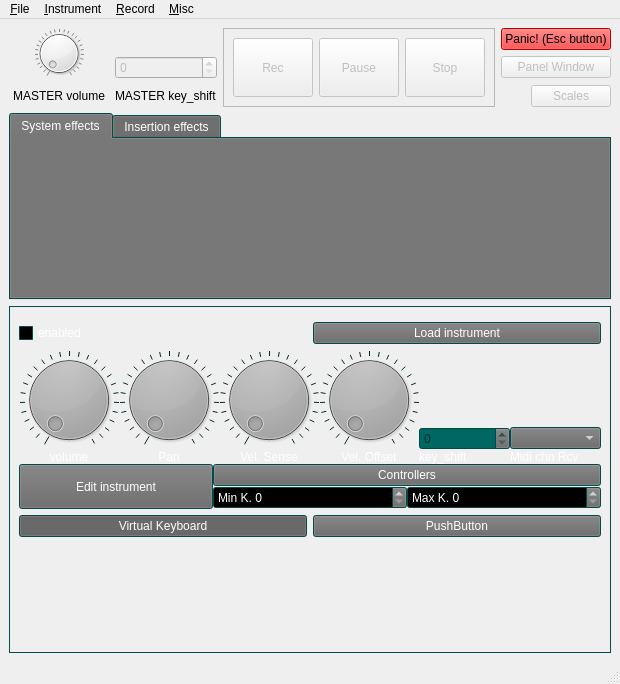
Qt form src/NewUI/MasterUI.ui (saidinesh5/ZynAddSubFX) before a commit.
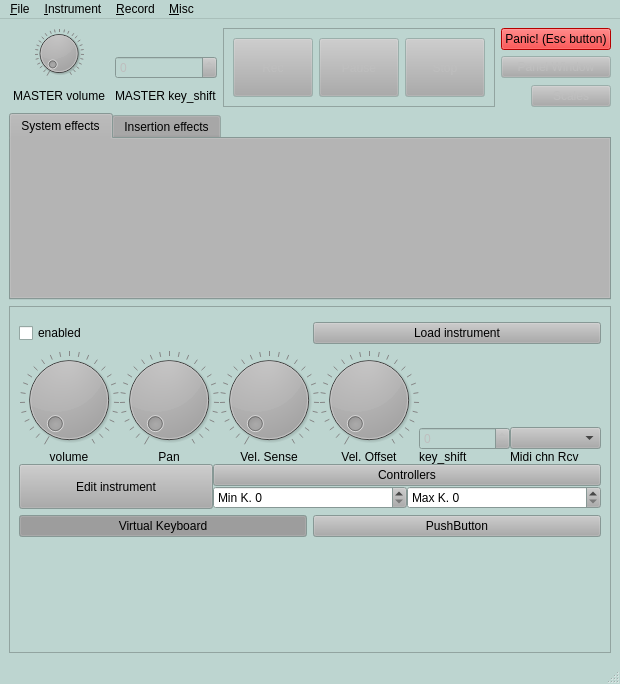
The same form after that commit. Custom widgets are drawn as their Qt base class.

Diff of the .ui file:
```diff
--- a/src/NewUI/MasterUI.ui
+++ b/src/NewUI/MasterUI.ui
@@ -10,6 +10,97 @@
     <height>684</height>
    </rect>
   </property>
+  <property name="palette">
+   <palette>
+    <active>
+     <colorrole role="Button">
+      <brush brushstyle="SolidPattern">
+       <color alpha="255">
+        <red>171</red>
+        <green>170</green>
+        <blue>170</blue>
+       </color>
+      </brush>
+     </colorrole>
+     <colorrole role="Base">
+      <brush brushstyle="SolidPattern">
+       <color alpha="255">
+        <red>255</red>
+        <green>255</green>
+        <blue>255</blue>
+       </color>
+      </brush>
+     </colorrole>
+     <colorrole role="Window">
+      <brush brushstyle="SolidPattern">
+       <color alpha="255">
+        <red>189</red>
+        <green>213</green>
+        <blue>208</blue>
+       </color>
+      </brush>
+     </colorrole>
+    </active>
+    <inactive>
+     <colorrole role="Button">
+      <brush brushstyle="SolidPattern">
+       <color alpha="255">
+        <red>171</red>
+        <green>170</green>
+        <blue>170</blue>
+       </color>
+      </brush>
+     </colorrole>
+     <colorrole role="Base">
+      <brush brushstyle="SolidPattern">
+       <color alpha="255">
+        <red>255</red>
+        <green>255</green>
+        <blue>255</blue>
+       </color>
+      </brush>
+     </colorrole>
+     <colorrole role="Window">
+      <brush brushstyle="SolidPattern">
+       <color alpha="255">
+        <red>189</red>
+        <green>213</green>
+        <blue>208</blue>
+       </color>
+      </brush>
+     </colorrole>
+    </inactive>
+    <disabled>
+     <colorrole role="Button">
+      <brush brushstyle="SolidPattern">
+       <color alpha="255">
+        <red>171</red>
+        <green>170</green>
+        <blue>170</blue>
+       </color>
+      </brush>
+     </colorrole>
+     <colorrole role="Base">
+      <brush brushstyle="SolidPattern">
+       <color alpha="255">
+        <red>189</red>
+        <green>213</green>
+        <blue>208</blue>
+       </color>
+      </brush>
+     </colorrole>
+     <colorrole role="Window">
+      <brush brushstyle="SolidPattern">
+       <color alpha="255">
+        <red>189</red>
+        <green>213</green>
+        <blue>208</blue>
+       </color>
+      </brush>
+     </colorrole>
+    </disabled>
+   </palette>
+  </property>
   <property name="windowTitle">
    <string>MainWindow</string>
   </property>
@@ -581,421 +672,6 @@
     </item>
     <item>
      <widget class="QTabWidget" name="tabWidget">
-      <property name="palette">
-       <palette>
-        <active>
-         <colorrole role="WindowText">
-          <brush brushstyle="SolidPattern">
-           <color alpha="255">
-            <red>255</red>
-            <green>255</green>
-            <blue>255</blue>
-           </color>
-          </brush>
-         </colorrole>
-         <colorrole role="Button">
-          <brush brushstyle="SolidPattern">
-           <color alpha="255">
-            <red>103</red>
-            <green>103</green>
-            <blue>103</blue>
-           </color>
-          </brush>
-         </colorrole>
-         <colorrole role="Light">
-          <brush brushstyle="SolidPattern">
-           <color alpha="255">
-            <red>0</red>
-            <green>90</green>
-            <blue>180</blue>
-           </color>
-          </brush>
-         </colorrole>
-         <colorrole role="Midlight">
-          <brush brushstyle="SolidPattern">
-           <color alpha="255">
-            <red>0</red>
-            <green>129</green>
-            <blue>124</blue>
-           </color>
-          </brush>
-         </colorrole>
-         <colorrole role="Dark">
-          <brush brushstyle="SolidPattern">
-           <color alpha="255">
-            <red>0</red>
-            <green>51</green>
-            <blue>49</blue>
-           </color>
-          </brush>
-         </colorrole>
-         <colorrole role="Mid">
-          <brush brushstyle="SolidPattern">
-           <color alpha="255">
-            <red>0</red>
-            <green>68</green>
-            <blue>66</blue>
-           </color>
-          </brush>
-         </colorrole>
-         <colorrole role="Text">
-          <brush brushstyle="SolidPattern">
-           <color alpha="255">
-            <red>255</red>
-            <green>255</green>
-            <blue>255</blue>
-           </color>
-          </brush>
-         </colorrole>
-         <colorrole role="BrightText">
-          <brush brushstyle="SolidPattern">
-           <color alpha="255">
-            <red>255</red>
-            <green>255</green>
-            <blue>255</blue>
-           </color>
-          </brush>
-         </colorrole>
-         <colorrole role="ButtonText">
-          <brush brushstyle="SolidPattern">
-           <color alpha="255">
-            <red>255</red>
-            <green>255</green>
-            <blue>255</blue>
-           </color>
-          </brush>
-         </colorrole>
-         <colorrole role="Base">
-          <brush brushstyle="SolidPattern">
-           <color alpha="255">
-            <red>0</red>
-            <green>0</green>
-            <blue>0</blue>
-           </color>
-          </brush>
-         </colorrole>
-         <colorrole role="Window">
-          <brush brushstyle="SolidPattern">
-           <color alpha="255">
-            <red>0</red>
-            <green>103</green>
-            <blue>99</blue>
-           </color>
-          </brush>
-         </colorrole>
-         <colorrole role="Shadow">
-          <brush brushstyle="SolidPattern">
-           <color alpha="255">
-            <red>0</red>
-            <green>0</green>
-            <blue>0</blue>
-           </color>
-          </brush>
-         </colorrole>
-         <colorrole role="AlternateBase">
-          <brush brushstyle="SolidPattern">
-           <color alpha="255">
-            <red>0</red>
-            <green>51</green>
-            <blue>49</blue>
-           </color>
-          </brush>
-         </colorrole>
-         <colorrole role="ToolTipBase">
-          <brush brushstyle="SolidPattern">
-           <color alpha="255">
-            <red>255</red>
-            <green>255</green>
-            <blue>220</blue>
-           </color>
-          </brush>
-         </colorrole>
-         <colorrole role="ToolTipText">
-          <brush brushstyle="SolidPattern">
-           <color alpha="255">
-            <red>0</red>
-            <green>0</green>
-            <blue>0</blue>
-           </color>
-          </brush>
-         </colorrole>
-        </active>
-        <inactive>
-         <colorrole role="WindowText">
-          <brush brushstyle="SolidPattern">
-           <color alpha="255">
-            <red>255</red>
-            <green>255</green>
-            <blue>255</blue>
-           </color>
-          </brush>
-         </colorrole>
-         <colorrole role="Button">
-          <brush brushstyle="SolidPattern">
-           <color alpha="255">
-            <red>103</red>
-            <green>103</green>
-            <blue>103</blue>
-           </color>
-          </brush>
-         </colorrole>
-         <colorrole role="Light">
-          <brush brushstyle="SolidPattern">
-           <color alpha="255">
-            <red>0</red>
-            <green>90</green>
-            <blue>180</blue>
-           </color>
-          </brush>
-         </colorrole>
-         <colorrole role="Midlight">
-          <brush brushstyle="SolidPattern">
-           <color alpha="255">
-            <red>0</red>
-            <green>129</green>
-            <blue>124</blue>
-           </color>
-          </brush>
-         </colorrole>
-         <colorrole role="Dark">
-          <brush brushstyle="SolidPattern">
-           <color alpha="255">
-            <red>0</red>
-            <green>51</green>
-            <blue>49</blue>
-           </color>
-          </brush>
-         </colorrole>
-         <colorrole role="Mid">
-          <brush brushstyle="SolidPattern">
-           <color alpha="255">
-            <red>0</red>
-            <green>68</green>
-            <blue>66</blue>
-           </color>
-          </brush>
-         </colorrole>
-         <colorrole role="Text">
-          <brush brushstyle="SolidPattern">
-           <color alpha="255">
-            <red>255</red>
-            <green>255</green>
-            <blue>255</blue>
-           </color>
-          </brush>
-         </colorrole>
-         <colorrole role="BrightText">
-          <brush brushstyle="SolidPattern">
-           <color alpha="255">
-            <red>255</red>
-            <green>255</green>
-            <blue>255</blue>
-           </color>
-          </brush>
-         </colorrole>
-         <colorrole role="ButtonText">
-          <brush brushstyle="SolidPattern">
-           <color alpha="255">
-            <red>255</red>
-            <green>255</green>
-            <blue>255</blue>
-           </color>
-          </brush>
-         </colorrole>
-         <colorrole role="Base">
-          <brush brushstyle="SolidPattern">
-           <color alpha="255">
-            <red>0</red>
-            <green>0</green>
-            <blue>0</blue>
-           </color>
-          </brush>
-         </colorrole>
-         <colorrole role="Window">
-          <brush brushstyle="SolidPattern">
-           <color alpha="255">
-            <red>0</red>
-            <green>103</green>
-            <blue>99</blue>
-           </color>
-          </brush>
-         </colorrole>
-         <colorrole role="Shadow">
-          <brush brushstyle="SolidPattern">
-           <color alpha="255">
-            <red>0</red>
-            <green>0</green>
-            <blue>0</blue>
-           </color>
-          </brush>
-         </colorrole>
-         <colorrole role="AlternateBase">
-          <brush brushstyle="SolidPattern">
-           <color alpha="255">
-            <red>0</red>
-            <green>51</green>
-            <blue>49</blue>
-           </color>
-          </brush>
-         </colorrole>
-         <colorrole role="ToolTipBase">
-          <brush brushstyle="SolidPattern">
-           <color alpha="255">
-            <red>255</red>
-            <green>255</green>
-            <blue>220</blue>
-           </color>
-          </brush>
-         </colorrole>
-         <colorrole role="ToolTipText">
-          <brush brushstyle="SolidPattern">
-           <color alpha="255">
-            <red>0</red>
-            <green>0</green>
-            <blue>0</blue>
-           </color>
-          </brush>
-         </colorrole>
-        </inactive>
-        <disabled>
-         <colorrole role="WindowText">
-          <brush brushstyle="SolidPattern">
-           <color alpha="255">
-            <red>0</red>
-            <green>51</green>
-            <blue>49</blue>
-           </color>
-          </brush>
-         </colorrole>
-         <colorrole role="Button">
-          <brush brushstyle="SolidPattern">
-           <color alpha="255">
-            <red>103</red>
-            <green>103</green>
-            <blue>103</blue>
-           </color>
-          </brush>
-         </colorrole>
-         <colorrole role="Light">
-          <brush brushstyle="SolidPattern">
-           <color alpha="255">
-            <red>0</red>
-            <green>90</green>
-            <blue>180</blue>
-           </color>
-          </brush>
-         </colorrole>
-         <colorrole role="Midlight">
-          <brush brushstyle="SolidPattern">
-           <color alpha="255">
-            <red>0</red>
-            <green>129</green>
-            <blue>124</blue>
-           </color>
-          </brush>
-         </colorrole>
-         <colorrole role="Dark">
-          <brush brushstyle="SolidPattern">
-           <color alpha="255">
-            <red>0</red>
-            <green>51</green>
-            <blue>49</blue>
-           </color>
-          </brush>
-         </colorrole>
-         <colorrole role="Mid">
-          <brush brushstyle="SolidPattern">
-           <color alpha="255">
-            <red>0</red>
-            <green>68</green>
-            <blue>66</blue>
-           </color>
-          </brush>
-         </colorrole>
-         <colorrole role="Text">
-          <brush brushstyle="SolidPattern">
-           <color alpha="255">
-            <red>0</red>
-            <green>51</green>
-            <blue>49</blue>
-           </color>
-          </brush>
-         </colorrole>
-         <colorrole role="BrightText">
-          <brush brushstyle="SolidPattern">
-           <color alpha="255">
-            <red>255</red>
-            <green>255</green>
-            <blue>255</blue>
-           </color>
-          </brush>
-         </colorrole>
-         <colorrole role="ButtonText">
-          <brush brushstyle="SolidPattern">
-           <color alpha="255">
-            <red>0</red>
-            <green>51</green>
-            <blue>49</blue>
-           </color>
-          </brush>
-         </colorrole>
-         <colorrole role="Base">
-          <brush brushstyle="SolidPattern">
-           <color alpha="255">
-            <red>0</red>
-            <green>103</green>
-            <blue>99</blue>
-           </color>
-          </brush>
-         </colorrole>
-         <colorrole role="Window">
-          <brush brushstyle="SolidPattern">
-           <color alpha="255">
-            <red>0</red>
-            <green>103</green>
-            <blue>99</blue>
-           </color>
-          </brush>
-         </colorrole>
-         <colorrole role="Shadow">
-          <brush brushstyle="SolidPattern">
-           <color alpha="255">
-            <red>0</red>
-            <green>0</green>
-            <blue>0</blue>
-           </color>
-          </brush>
-         </colorrole>
-         <colorrole role="AlternateBase">
-          <brush brushstyle="SolidPattern">
-           <color alpha="255">
-            <red>0</red>
-            <green>103</green>
-            <blue>99</blue>
-           </color>
-          </brush>
-         </colorrole>
-         <colorrole role="ToolTipBase">
-          <brush brushstyle="SolidPattern">
-           <color alpha="255">
-            <red>255</red>
-            <green>255</green>
-            <blue>220</blue>
-           </color>
-          </brush>
-         </colorrole>
-         <colorrole role="ToolTipText">
-          <brush brushstyle="SolidPattern">
-           <color alpha="255">
-            <red>0</red>
-            <green>0</green>
-            <blue>0</blue>
-           </color>
-          </brush>
-         </colorrole>
-        </disabled>
-       </palette>
-      </property>
       <property name="currentIndex">
        <number>0</number>
       </property>
@@ -1019,421 +695,6 @@
       <property name="enabled">
        <bool>true</bool>
       </property>
-      <property name="palette">
-       <palette>
-        <active>
-         <colorrole role="WindowText">
-          <brush brushstyle="SolidPattern">
-           <color alpha="255">
-            <red>255</red>
-            <green>255</green>
-            <blue>255</blue>
-           </color>
-          </brush>
-         </colorrole>
-         <colorrole role="Button">
-          <brush brushstyle="SolidPattern">
-           <color alpha="255">
-            <red>103</red>
-            <green>103</green>
-            <blue>103</blue>
-           </color>
-          </brush>
-         </colorrole>
-         <colorrole role="Light">
-          <brush brushstyle="SolidPattern">
-           <color alpha="255">
-            <red>0</red>
-            <green>90</green>
-            <blue>180</blue>
-           </color>
-          </brush>
-         </colorrole>
-         <colorrole role="Midlight">
-          <brush brushstyle="SolidPattern">
-           <color alpha="255">
-            <red>0</red>
-            <green>129</green>
-            <blue>124</blue>
-           </color>
-          </brush>
-         </colorrole>
-         <colorrole role="Dark">
-          <brush brushstyle="SolidPattern">
-           <color alpha="255">
-            <red>0</red>
-            <green>51</green>
-            <blue>49</blue>
-           </color>
-          </brush>
-         </colorrole>
-         <colorrole role="Mid">
-          <brush brushstyle="SolidPattern">
-           <color alpha="255">
-            <red>0</red>
-            <green>68</green>
-            <blue>66</blue>
-           </color>
-          </brush>
-         </colorrole>
-         <colorrole role="Text">
-          <brush brushstyle="SolidPattern">
-           <color alpha="255">
-            <red>255</red>
-            <green>255</green>
-            <blue>255</blue>
-           </color>
-          </brush>
-         </colorrole>
-         <colorrole role="BrightText">
-          <brush brushstyle="SolidPattern">
-           <color alpha="255">
-            <red>255</red>
-            <green>255</green>
-            <blue>255</blue>
-           </color>
-          </brush>
-         </colorrole>
-         <colorrole role="ButtonText">
-          <brush brushstyle="SolidPattern">
-           <color alpha="255">
-            <red>255</red>
-            <green>255</green>
-            <blue>255</blue>
-           </color>
-          </brush>
-         </colorrole>
-         <colorrole role="Base">
-          <brush brushstyle="SolidPattern">
-           <color alpha="255">
-            <red>0</red>
-            <green>0</green>
-            <blue>0</blue>
-           </color>
-          </brush>
-         </colorrole>
-         <colorrole role="Window">
-          <brush brushstyle="SolidPattern">
-           <color alpha="255">
-            <red>0</red>
-            <green>103</green>
-            <blue>99</blue>
-           </color>
-          </brush>
-         </colorrole>
-         <colorrole role="Shadow">
-          <brush brushstyle="SolidPattern">
-           <color alpha="255">
-            <red>0</red>
-            <green>0</green>
-            <blue>0</blue>
-           </color>
-          </brush>
-         </colorrole>
-         <colorrole role="AlternateBase">
-          <brush brushstyle="SolidPattern">
-           <color alpha="255">
-            <red>0</red>
-            <green>51</green>
-            <blue>49</blue>
-           </color>
-          </brush>
-         </colorrole>
-         <colorrole role="ToolTipBase">
-          <brush brushstyle="SolidPattern">
-           <color alpha="255">
-            <red>255</red>
-            <green>255</green>
-            <blue>220</blue>
-           </color>
-          </brush>
-         </colorrole>
-         <colorrole role="ToolTipText">
-          <brush brushstyle="SolidPattern">
-           <color alpha="255">
-            <red>0</red>
-            <green>0</green>
-            <blue>0</blue>
-           </color>
-          </brush>
-         </colorrole>
-        </active>
-        <inactive>
-         <colorrole role="WindowText">
-          <brush brushstyle="SolidPattern">
-           <color alpha="255">
-            <red>255</red>
-            <green>255</green>
-            <blue>255</blue>
-           </color>
-          </brush>
-         </colorrole>
-         <colorrole role="Button">
-          <brush brushstyle="SolidPattern">
-           <color alpha="255">
-            <red>103</red>
-            <green>103</green>
-            <blue>103</blue>
-           </color>
-          </brush>
-         </colorrole>
-         <colorrole role="Light">
-          <brush brushstyle="SolidPattern">
-           <color alpha="255">
-            <red>0</red>
-            <green>90</green>
-            <blue>180</blue>
-           </color>
-          </brush>
-         </colorrole>
-         <colorrole role="Midlight">
-          <brush brushstyle="SolidPattern">
-           <color alpha="255">
-            <red>0</red>
-            <green>129</green>
-            <blue>124</blue>
-           </color>
-          </brush>
-         </colorrole>
-         <colorrole role="Dark">
-          <brush brushstyle="SolidPattern">
-           <color alpha="255">
-            <red>0</red>
-            <green>51</green>
-            <blue>49</blue>
-           </color>
-          </brush>
-         </colorrole>
-         <colorrole role="Mid">
-          <brush brushstyle="SolidPattern">
-           <color alpha="255">
-            <red>0</red>
-            <green>68</green>
-            <blue>66</blue>
-           </color>
-          </brush>
-         </colorrole>
-         <colorrole role="Text">
-          <brush brushstyle="SolidPattern">
-           <color alpha="255">
-            <red>255</red>
-            <green>255</green>
-            <blue>255</blue>
-           </color>
-          </brush>
-         </colorrole>
-         <colorrole role="BrightText">
-          <brush brushstyle="SolidPattern">
-           <color alpha="255">
-            <red>255</red>
-            <green>255</green>
-            <blue>255</blue>
-           </color>
-          </brush>
-         </colorrole>
-         <colorrole role="ButtonText">
-          <brush brushstyle="SolidPattern">
-           <color alpha="255">
-            <red>255</red>
-            <green>255</green>
-            <blue>255</blue>
-           </color>
-          </brush>
-         </colorrole>
-         <colorrole role="Base">
-          <brush brushstyle="SolidPattern">
-           <color alpha="255">
-            <red>0</red>
-            <green>0</green>
-            <blue>0</blue>
-           </color>
-          </brush>
-         </colorrole>
-         <colorrole role="Window">
-          <brush brushstyle="SolidPattern">
-           <color alpha="255">
-            <red>0</red>
-            <green>103</green>
-            <blue>99</blue>
-           </color>
-          </brush>
-         </colorrole>
-         <colorrole role="Shadow">
-          <brush brushstyle="SolidPattern">
-           <color alpha="255">
-            <red>0</red>
-            <green>0</green>
-            <blue>0</blue>
-           </color>
-          </brush>
-         </colorrole>
-         <colorrole role="AlternateBase">
-          <brush brushstyle="SolidPattern">
-           <color alpha="255">
-            <red>0</red>
-            <green>51</green>
-            <blue>49</blue>
-           </color>
-          </brush>
-         </colorrole>
-         <colorrole role="ToolTipBase">
-          <brush brushstyle="SolidPattern">
-           <color alpha="255">
-            <red>255</red>
-            <green>255</green>
-            <blue>220</blue>
-           </color>
-          </brush>
-         </colorrole>
-         <colorrole role="ToolTipText">
-          <brush brushstyle="SolidPattern">
-           <color alpha="255">
-            <red>0</red>
-            <green>0</green>
-            <blue>0</blue>
-           </color>
-          </brush>
-         </colorrole>
-        </inactive>
-        <disabled>
-         <colorrole role="WindowText">
-          <brush brushstyle="SolidPattern">
-           <color alpha="255">
-            <red>0</red>
-            <green>51</green>
-            <blue>49</blue>
-           </color>
-          </brush>
-         </colorrole>
-         <colorrole role="Button">
-          <brush brushstyle="SolidPattern">
-           <color alpha="255">
-            <red>103</red>
-            <green>103</green>
-            <blue>103</blue>
-           </color>
-          </brush>
-         </colorrole>
-         <colorrole role="Light">
-          <brush brushstyle="SolidPattern">
-           <color alpha="255">
-            <red>0</red>
-            <green>90</green>
-            <blue>180</blue>
-           </color>
-          </brush>
-         </colorrole>
-         <colorrole role="Midlight">
-          <brush brushstyle="SolidPattern">
-           <color alpha="255">
-            <red>0</red>
-            <green>129</green>
-            <blue>124</blue>
-           </color>
-          </brush>
-         </colorrole>
-         <colorrole role="Dark">
-          <brush brushstyle="SolidPattern">
-           <color alpha="255">
-            <red>0</red>
-            <green>51</green>
-            <blue>49</blue>
-           </color>
-          </brush>
-         </colorrole>
-         <colorrole role="Mid">
-          <brush brushstyle="SolidPattern">
-           <color alpha="255">
-            <red>0</red>
-            <green>68</green>
-            <blue>66</blue>
-           </color>
-          </brush>
-         </colorrole>
-         <colorrole role="Text">
-          <brush brushstyle="SolidPattern">
-           <color alpha="255">
-            <red>0</red>
-            <green>51</green>
-            <blue>49</blue>
-           </color>
-          </brush>
-         </colorrole>
-         <colorrole role="BrightText">
-          <brush brushstyle="SolidPattern">
-           <color alpha="255">
-            <red>255</red>
-            <green>255</green>
-            <blue>255</blue>
-           </color>
-          </brush>
-         </colorrole>
-         <colorrole role="ButtonText">
-          <brush brushstyle="SolidPattern">
-           <color alpha="255">
-            <red>0</red>
-            <green>51</green>
-            <blue>49</blue>
-           </color>
-          </brush>
-         </colorrole>
-         <colorrole role="Base">
-          <brush brushstyle="SolidPattern">
-           <color alpha="255">
-            <red>0</red>
-            <green>103</green>
-            <blue>99</blue>
-           </color>
-          </brush>
-         </colorrole>
-         <colorrole role="Window">
-          <brush brushstyle="SolidPattern">
-           <color alpha="255">
-            <red>0</red>
-            <green>103</green>
-            <blue>99</blue>
-           </color>
-          </brush>
-         </colorrole>
-         <colorrole role="Shadow">
-          <brush brushstyle="SolidPattern">
-           <color alpha="255">
-            <red>0</red>
-            <green>0</green>
-            <blue>0</blue>
-           </color>
-          </brush>
-         </colorrole>
-         <colorrole role="AlternateBase">
-          <brush brushstyle="SolidPattern">
-           <color alpha="255">
-            <red>0</red>
-            <green>103</green>
-            <blue>99</blue>
-           </color>
-          </brush>
-         </colorrole>
-         <colorrole role="ToolTipBase">
-          <brush brushstyle="SolidPattern">
-           <color alpha="255">
-            <red>255</red>
-            <green>255</green>
-            <blue>220</blue>
-           </color>
-          </brush>
-         </colorrole>
-         <colorrole role="ToolTipText">
-          <brush brushstyle="SolidPattern">
-           <color alpha="255">
-            <red>0</red>
-            <green>0</green>
-            <blue>0</blue>
-           </color>
-          </brush>
-         </colorrole>
-        </disabled>
-       </palette>
-      </property>
       <property name="frameShape">
        <enum>QFrame::StyledPanel</enum>
       </property>
@@ -1752,7 +1013,7 @@
      <x>0</x>
      <y>0</y>
      <width>620</width>
-     <height>23</height>
+     <height>22</height>
     </rect>
    </property>
    <widget class="QMenu" name="menuFile">
```
